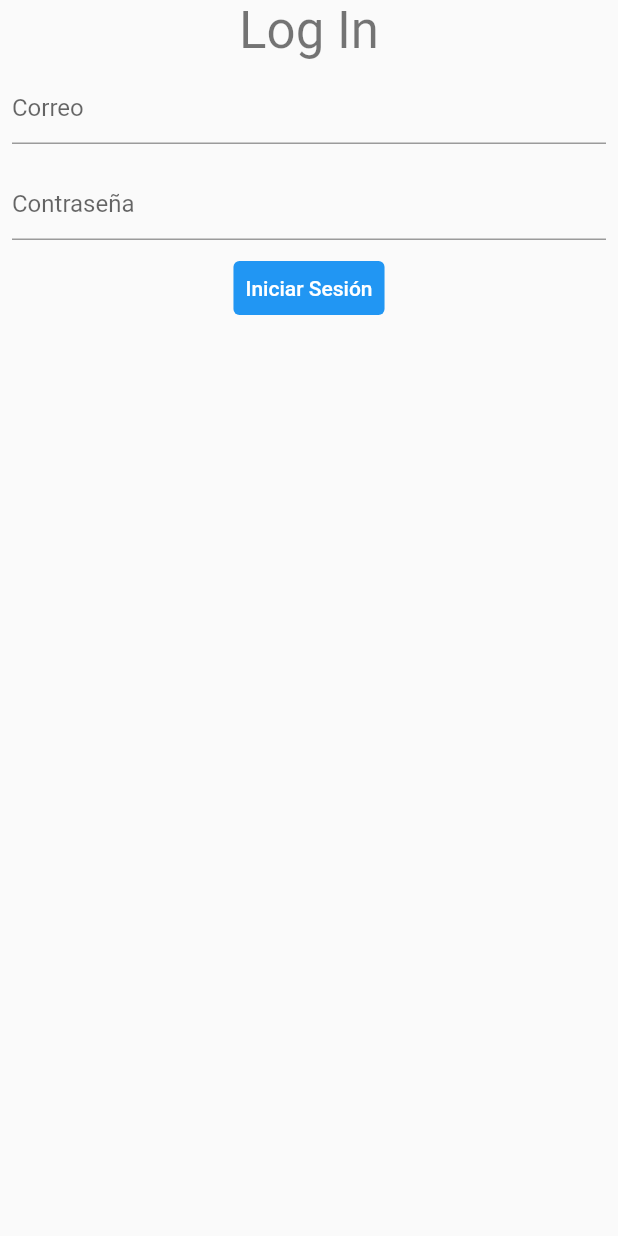
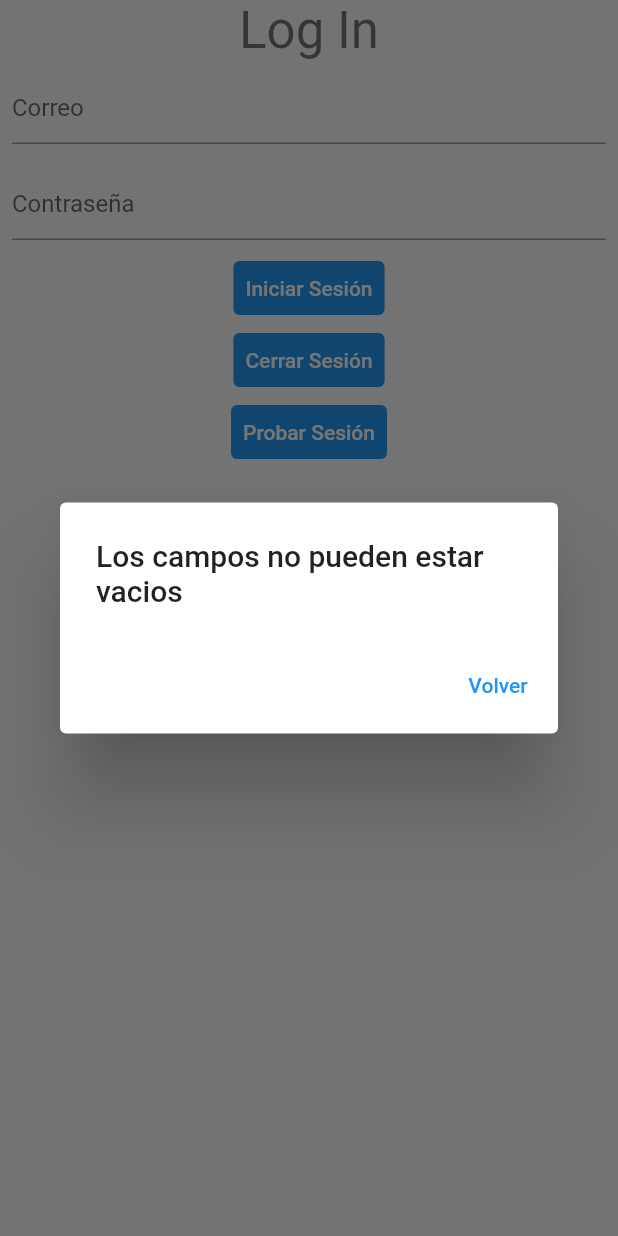
Before and after one commit to Cristian-Miguel/TPM-Turismo, a Flutter app: the LogIn widget shown alone on an empty page, opened directly, after a tap on "Iniciar Sesión", on a phone screen of 412 x 824 dp. Run offline on Flutter 3.47's test engine with Material 2 defaults, Android fonts, the phone set to English and light mode, and no system bars; our stand-ins replace carousel_slider, responsive_sizer, smooth_page_indicator; missing offline and left inert: flutter_session; network calls fail.

Commit message:
Implementación de sesiones

```diff
--- a/ProyectoTPM/lib/barra_inferior/barrainf.dart
+++ b/ProyectoTPM/lib/barra_inferior/barrainf.dart
@@ -9,6 +9,7 @@ import 'package:proyectotmp/src/LogIn.dart';
 
 import '../src/EmpresaViews/Hotel.dart';
 import '../src/EmpresaViews/Viaje.dart';
+import 'package:flutter_session/flutter_session.dart';
 
 class BarraInferior extends StatefulWidget{
   @override
@@ -18,6 +19,7 @@ class BarraInferior extends StatefulWidget{
 }
 
 class _BarraInferior extends State<BarraInferior>{
+
   int indexTap = 0;
   int indexPage = 0;
   bool colorChange = false;
--- a/ProyectoTPM/lib/src/LogIn.dart
+++ b/ProyectoTPM/lib/src/LogIn.dart
@@ -1,5 +1,8 @@
 import 'package:flutter/material.dart';
 import 'package:flutter_session/flutter_session.dart';
+import 'package:http/http.dart' as http;
+import 'sesion.dart';
+import 'dart:convert';
 
 class LogIn extends StatefulWidget{
   @override
@@ -9,8 +12,10 @@ class LogIn extends StatefulWidget{
 }
 
 class _LogIn extends State<LogIn>{
+  late sesionFunctions sF = new sesionFunctions(); //Funcion para hacer uso de los procedimientos de sesion
   final _emailInputTextController = TextEditingController();
   final _passwordInputTextController = TextEditingController();
+  var session = FlutterSession();
   var user;
   var idUser;
 
@@ -36,8 +41,32 @@ class _LogIn extends State<LogIn>{
             ),
           ),
           TextButton(
-            onPressed: _getUser,
+            onPressed: () => {sF.getUser(_emailInputTextController.text, _passwordInputTextController.text, context)},
             child: Text('Iniciar Sesión'),
+            style: ButtonStyle(
+              foregroundColor: MaterialStateProperty.resolveWith((Set<MaterialState> states) {
+                return states.contains(MaterialState.disabled) ? null : Colors.white;
+              }),
+              backgroundColor: MaterialStateProperty.resolveWith((Set<MaterialState> states) {
+                return states.contains(MaterialState.disabled) ? null : Colors.blue;
+              }),
+            ),
+          ),
+          TextButton(
+            onPressed: () => {sF.closeSession(context)},
+            child: Text('Cerrar Sesión'),
+            style: ButtonStyle(
+              foregroundColor: MaterialStateProperty.resolveWith((Set<MaterialState> states) {
+                return states.contains(MaterialState.disabled) ? null : Colors.white;
+              }),
+              backgroundColor: MaterialStateProperty.resolveWith((Set<MaterialState> states) {
+                return states.contains(MaterialState.disabled) ? null : Colors.blue;
+              }),
+            ),
+          ),
+          TextButton(
+            onPressed: () => {sF.probarSesion()},
+            child: Text('Probar Sesión'),
             style: ButtonStyle(
               foregroundColor: MaterialStateProperty.resolveWith((Set<MaterialState> states) {
                 return states.contains(MaterialState.disabled) ? null : Colors.white;
@@ -51,15 +80,4 @@ class _LogIn extends State<LogIn>{
       ),
     );
   }
-
-  void _getUser(){
-
-  }
-
-  void _startSession(){
-    var session = FlutterSession();
-    session.set("isLogin", true);
-    session.set("user", user);
-    session.set("idUser", idUser);
-  }
 }
--- /dev/null
+++ b/ProyectoTPM/lib/src/sesion.dart
@@ -0,0 +1,80 @@
+import 'package:flutter/material.dart';
+import 'package:flutter_session/flutter_session.dart';
+import 'package:http/http.dart' as http;
+import 'dart:convert';
+
+class sesionFunctions{
+  var session = FlutterSession();
+
+  //Llamar a esta función para iniciar sesión
+  void getUser(email,pass,context) async {
+    var userName;
+    var idUser;
+
+    var urlUsers = Uri.parse('http://localhost:4000/Usuarios/LogIn/');
+    late List users = [];
+    var response;
+
+    if(_verifyData(email,pass,context)){
+      try{
+        response = await http.post(urlUsers, body: {'email': '$email', 'pass': '$pass'});
+
+        if(json.decode(response.body)['row'].toString() != 'null'){
+          users = List<Map<String, dynamic>>.from(json.decode(response.body)['row']);
+        }
+
+        userName = users.first['Usuario'].toString();
+        idUser = int.parse(users.first['idUsuarios'].toString());
+        print('Nombre: $userName, ID: $idUser');
+        _startSession(userName, idUser);
+      }catch(_){
+        _alert('Datos incorrectos',context);
+      }
+    }
+
+  }
+
+  bool _verifyData(email,pass,context){
+    if(email == '' || pass == ''){
+      _alert('Los campos no pueden estar vacios',context);
+      return false;
+    }else return true;
+  }
+
+  void _alert(message,context){
+    showDialog(context: context, builder: (BuildContext context){
+      return AlertDialog(
+        title: Text(message, style: Theme.of(context).textTheme.headline6),
+        actions: <Widget>[
+          TextButton(
+            child: const Text('Volver'),
+            onPressed: () => Navigator.pop(context, 'Cancel'),
+          ),
+        ],
+      );
+    });
+  }
+
+  void _startSession(user,idUser){
+    session.set("isLogin", true);
+    session.set("user", user);
+    session.set("idUser", idUser);
+    print('Sesion Iniciada');
+  }
+
+  void closeSession(context){
+    session.set("isLogin", false);
+    session.set("user", '0');
+    session.set("idUser", 0);
+    _alert('Sesión cerrada',context);
+  }
+
+  void probarSesion() async {
+    bool isLogin = await session.get("isLogin");
+    var name = await session.get("user");
+    var id = await session.get("idUser");
+    print(isLogin);
+    print(name);
+    print(id);
+  }
+}
```
Also changed, not shown: ProyectoTPM/lib/main.dart (+9 -1 lines), 3 other files.
